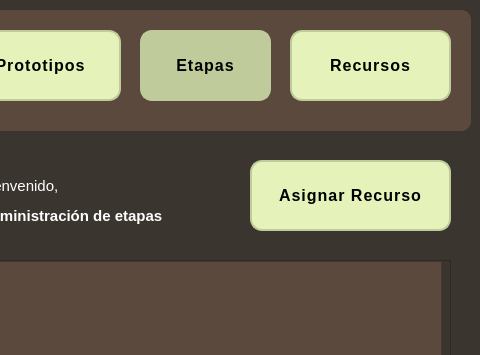
Before: the Qt Designer form V_Et.ui in julinavas14/trabajo_programacion_sql, drawn with Qt 5; both pictures show x 400 to 880 and y 0 to 355 of the 880 by 666 pixel window.
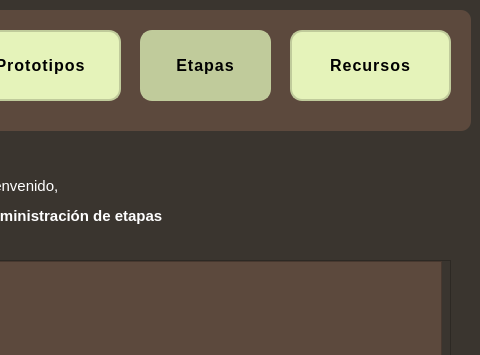
After: the same form once the commit is applied. Icons and pictures are not drawn.

Commit message: ventana etapas

Patch:
```diff
--- a/V_Et.ui
+++ b/V_Et.ui
@@ -380,31 +380,6 @@
      </widget>
     </widget>
    </widget>
-   <widget class="QPushButton" name="addetapa">
-    <property name="geometry">
-     <rect>
-      <x>650</x>
-      <y>160</y>
-      <width>201</width>
-      <height>71</height>
-     </rect>
-    </property>
-    <property name="styleSheet">
-     <string notr="true">    background-color: #e5f3ba;
-    border: 2px solid rgb(192, 203, 155);
-    border-radius: 12px;
-    padding: 12px 20px;
-    font-family: 'Open Sans', Arial, sans-serif;
-    font-size: 16px;
-    font-weight: 600;
-    letter-spacing: 1px;
-    text-transform: uppercase;
-	color:black;</string>
-    </property>
-    <property name="text">
-     <string>Asignar Recurso</string>
-    </property>
-   </widget>
   </widget>
  </widget>
  <resources/>
```
Left out of the diff: 6 changed lines with no effect on the pictures.
